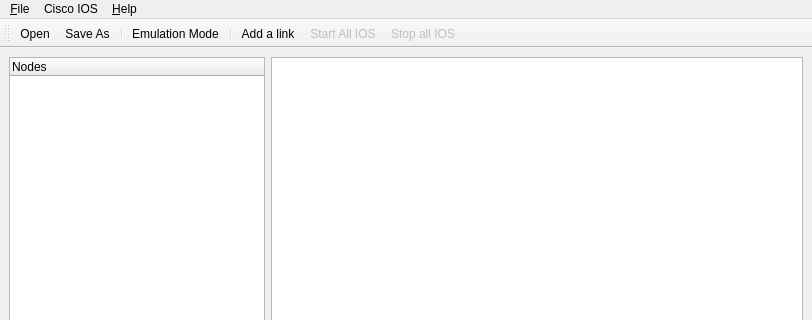
GNS3/gns3-legacy, file forms/MainWindow.ui: the form before one commit; both pictures show x 0 to 812 and y 0 to 320 of the 812 by 561 pixel window.
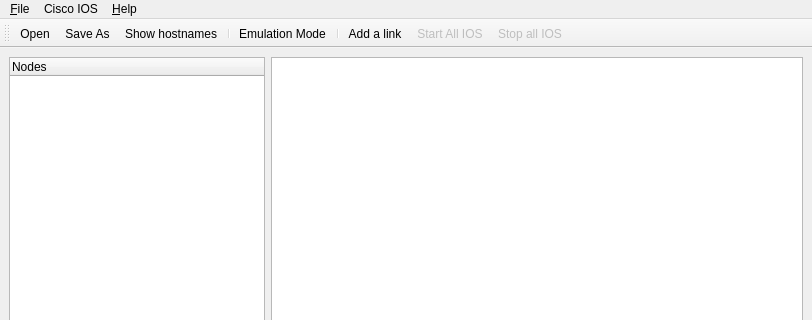
The form after the commit. Icons and pictures are not drawn. Custom widgets are drawn as their Qt base class.

Commit message: [GUI] Show hostnames on the scene

Diff of the .ui file:
```diff
--- a/forms/MainWindow.ui
+++ b/forms/MainWindow.ui
@@ -108,6 +108,7 @@
    </attribute>
    <addaction name="action_Open" />
    <addaction name="action_Save" />
+   <addaction name="action_ShowHostnames" />
    <addaction name="separator" />
    <addaction name="action_SwitchMode" />
    <addaction name="separator" />
@@ -220,6 +221,14 @@
     <string>Stop all IOS</string>
    </property>
   </action>
+  <action name="action_ShowHostnames" >
+   <property name="icon" >
+    <iconset resource="../svg/svg_resources.qrc" >:/icons/show-hostname.svg</iconset>
+   </property>
+   <property name="text" >
+    <string>Show hostnames</string>
+   </property>
+  </action>
  </widget>
  <customwidgets>
   <customwidget>
```
The commit also changes 7 other files.
